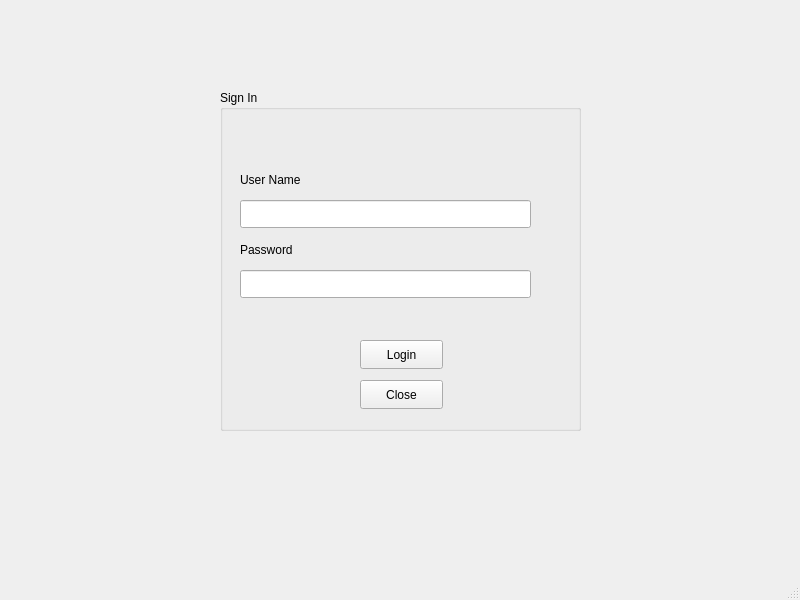
Qt form GUI with QT/LoginFormQTCpp/mainwindow.ui (SadmanSkb55/CPP-and-QT-GUI) before a commit.
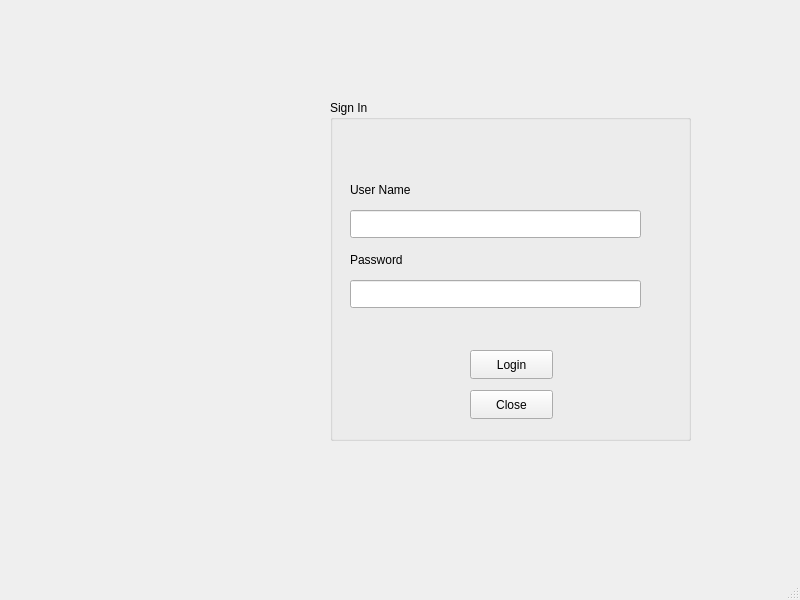
The same form after that commit.

Commit message: Gif and picture settting at label

Patch:
```diff
--- a/GUI with QT/LoginFormQTCpp/mainwindow.ui
+++ b/GUI with QT/LoginFormQTCpp/mainwindow.ui
@@ -17,8 +17,8 @@
    <widget class="QGroupBox" name="groupBox">
     <property name="geometry">
      <rect>
-      <x>220</x>
-      <y>90</y>
+      <x>330</x>
+      <y>100</y>
       <width>361</width>
       <height>341</height>
      </rect>
@@ -99,6 +99,19 @@
      </property>
     </widget>
    </widget>
+   <widget class="QLabel" name="label_pic">
+    <property name="geometry">
+     <rect>
+      <x>60</x>
+      <y>119</y>
+      <width>201</width>
+      <height>321</height>
+     </rect>
+    </property>
+    <property name="text">
+     <string/>
+    </property>
+   </widget>
   </widget>
   <widget class="QStatusBar" name="statusbar"/>
  </widget>
```
The commit also changes 3 other files.
